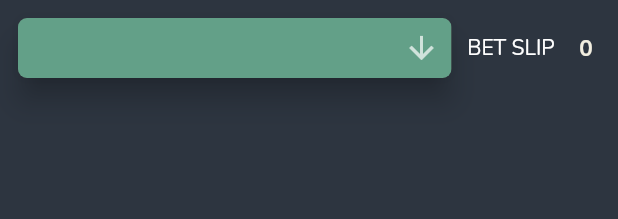
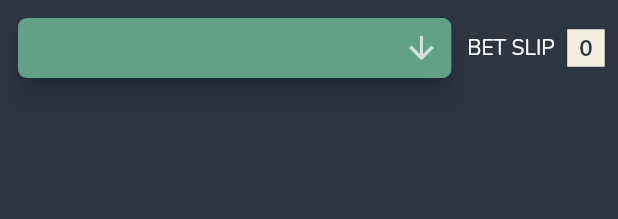
Before and after one commit to tedtop/vegas_lit_mvp_2, a Flutter app: the SportsBookView widget shown alone on an empty page, opened directly with empty values, on a phone screen of 412 x 824 dp. Shown: the top 219 px of the screen. Run offline on Flutter 3.47's test engine with Material 2 defaults, Android fonts, the phone set to English and light mode, and no system bars; our stand-ins replace bloc, cloud_firestore, equatable, firebase_auth, firebase_core, firebase_storage and 7 more; missing offline and left inert: very_good_analysis; accounts and stored records are empty.

Commit message:
Fixed Bet Slip counters UI in BottomNavigationBar & top of Sportsbook

```diff
--- a/lib/features/home_page/screens/open_bets/open_bets_slip.dart
+++ b/lib/features/home_page/screens/open_bets/open_bets_slip.dart
@@ -82,7 +82,7 @@ class OpenBetsSlip extends StatelessWidget {
                           style: GoogleFonts.nunito(),
                         ),
                         Text(
-                          '\$${openBets.amount.ceilToDouble().toString()}',
+                          '\$${openBets.amount.toStringAsFixed(2).toString()}',
                           style: TextStyle(
                             color: Palette.red,
                             fontSize: 18,
@@ -99,7 +99,7 @@ class OpenBetsSlip extends StatelessWidget {
                           style: GoogleFonts.nunito(),
                         ),
                         Text(
-                          '\$${openBets.win.ceilToDouble().toString()}',
+                          '\$${openBets.win.toStringAsFixed(2).toString()}',
                           style: Styles.homeTeam,
                           textAlign: TextAlign.center,
                         ),
--- a/lib/features/home_page/screens/sportsbook/sportsbook.dart
+++ b/lib/features/home_page/screens/sportsbook/sportsbook.dart
@@ -131,16 +131,12 @@ class SportsBookView extends StatelessWidget {
                             return Container(
                               height: 25,
                               width: 25,
-                              color: state.games.isEmpty
-                                  ? Palette.darkGrey
-                                  : Palette.white,
+                              color: Palette.white,
                               child: Center(
                                 child: Text(
                                   state.games.length.toString(),
                                   style: GoogleFonts.nunito(
-                                    color: state.games.isEmpty
-                                        ? Palette.white
-                                        : Palette.darkGrey,
+                                    color: Palette.darkGrey,
                                     fontSize: 15,
                                     fontWeight: FontWeight.bold,
                                   ),
```
Also changed, not shown: lib/features/home_page/home_page.dart (+32 -3 lines).
